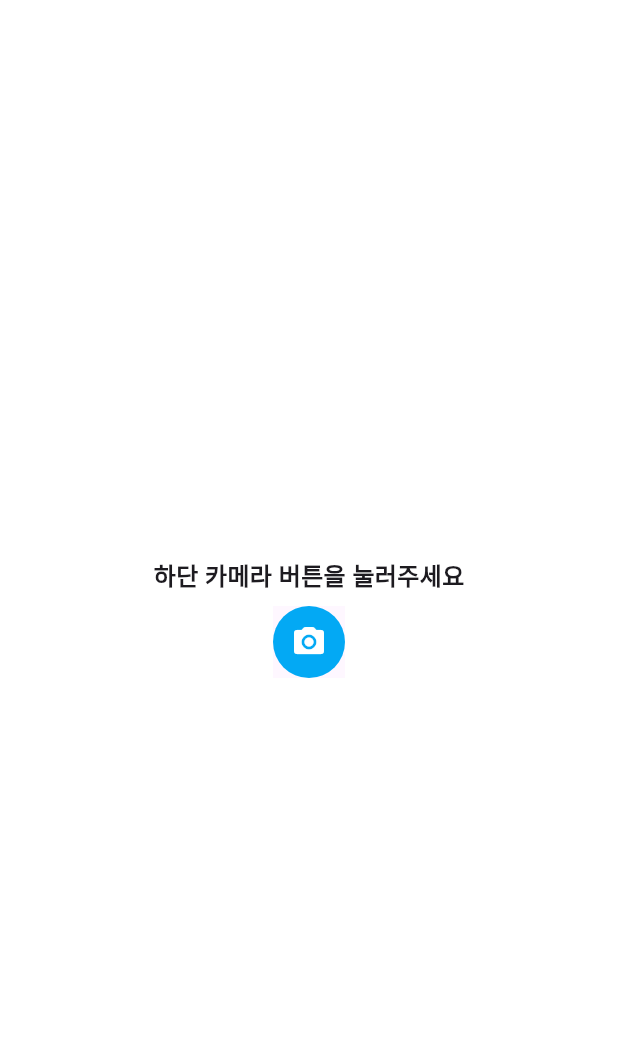
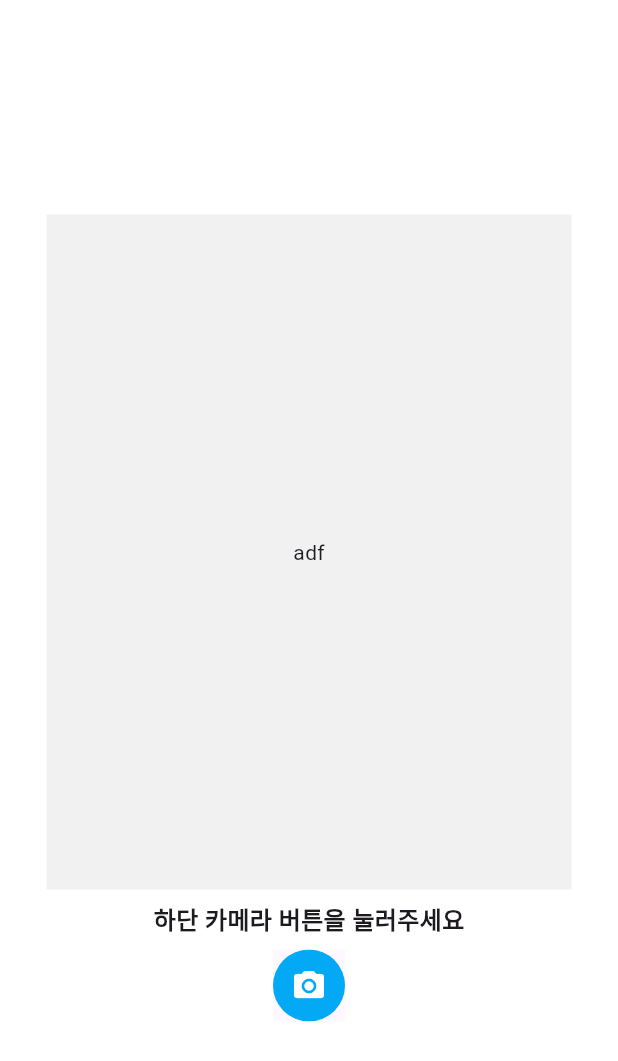
Before and after one commit to olleh365/camera_app, a Flutter app: the screen it shows after launch, after a tap on the "camera alt" icon, on a phone screen of 412 x 824 dp. Shown: the top 1061 px of the screen. Run offline on Flutter 3.47's test engine with Material 3 defaults, Android fonts, the phone set to English and light mode, and no system bars; our stand-ins replace gallery_saver, get, image_picker, permission_handler.

Commit message:
카메라 프리뷰 및 권한 기능 추가

```diff
--- /dev/null
+++ b/lib/camera_controller.dart
@@ -0,0 +1,15 @@
+import 'package:get/get.dart';
+import 'package:image_picker/image_picker.dart';
+
+class CameraController extends GetxController {
+  var imageFile = Rx<XFile?>(null);
+
+  final ImagePicker picker = ImagePicker();
+
+  Future<void> pickCamera() async {
+    final XFile? pickedFile = await picker.pickImage(source: ImageSource.camera);
+    if (pickedFile != null) {
+      imageFile.value = XFile(pickedFile.path);
+    }
+  }
+}
--- a/lib/home_screen.dart
+++ b/lib/home_screen.dart
@@ -1,11 +1,14 @@
+import 'dart:io';
 import 'package:flutter/material.dart';
-import 'package:image_picker/image_picker.dart';
 import 'package:gallery_saver/gallery_saver.dart';
 import 'package:permission_handler/permission_handler.dart';
+import 'package:get/get.dart';
+import 'camera_controller.dart';
 
 class HomeScreen extends StatelessWidget {
-  const HomeScreen({super.key});
-
+  HomeScreen({super.key});
+  final CameraController cameraController = Get.put(CameraController());
+  File? selectedImage;
   @override
   Widget build(BuildContext context) {
     return Scaffold(
@@ -17,6 +20,22 @@ class HomeScreen extends StatelessWidget {
             Column(
               mainAxisAlignment: MainAxisAlignment.center,
               children: [
+                Container(
+                  height: 450,
+                  width: 350,
+                  color: Color(0xFFF1F1F1),
+                  child: Obx(()=>
+                    cameraController.imageFile.value != null
+                        ? Image.file(
+                      selectedImage = File(cameraController.imageFile.value!.path),
+                      fit: BoxFit.fill,
+                    )
+                        : const Center(
+                      child: Text('adf'),
+                    )
+                  )
+                ),
+                const SizedBox(height: 8),
                 const Text(
                   '하단 카메라 버튼을 눌러주세요',
                   style: TextStyle(
@@ -50,38 +69,36 @@ class HomeScreen extends StatelessWidget {
 
   Future<void> _handleCameraPermission(BuildContext context) async {
     PermissionStatus status = await Permission.camera.status;
+    debugPrint('Initial camera permission status: $status');
 
     if (status.isGranted) {
-      // 카메라 접근이 허용되었을 때 카메라를 열고 사진을 찍습니다.
-      await _pickCamera();
-    } else if (status.isDenied) {
-      // 처음 거부했을 때 다시 권한 요청
+      debugPrint('Camera permission granted.');
+      await cameraController.pickCamera();
+    } else if (status.isDenied || status.isRestricted || status.isLimited || status.isPermanentlyDenied) {
+      // 권한이 제한된 상태 또는 거부된 경우
+      debugPrint('Requesting camera permission...');
       status = await Permission.camera.request();
+      debugPrint('New camera permission status: $status');
       if (status.isGranted) {
-        await _pickCamera(); // 권한이 다시 허용되었을 때 카메라 작동
+        await cameraController.pickCamera();
       } else if (status.isPermanentlyDenied) {
         if(context.mounted) {
-          // 권한이 영구적으로 거부되었을 때 설정으로 이동하는 바텀시트 생성
           _showPermissionBottomSheet(context);
         }
-      }
-    } else if (status.isPermanentlyDenied) {
-      if(context.mounted) {
-        // 이미 영구적으로 거부된 상태일 때 설정으로 이동하는 바텀시트 생성
-        _showPermissionBottomSheet(context);
       }
     }
   }
 
-  Future<void> _pickCamera() async {
-    final ImagePicker picker = ImagePicker();
-    final XFile? imageFile = await picker.pickImage(source: ImageSource.camera);
-
-    if (imageFile != null) {
-      await GallerySaver.saveImage(imageFile.path, albumName: 'MyAppAlbum');
-      debugPrint('Image saved to gallery: ${imageFile.path}');
-    }
-  }
+  // 사진 저장 기능
+  // Future<void> _pickCamera() async {
+  //   final ImagePicker picker = ImagePicker();
+  //   final XFile? imageFile = await picker.pickImage(source: ImageSource.camera);
+  //
+  //   if (imageFile != null) {
+  //     await GallerySaver.saveImage(imageFile.path, albumName: 'MyAppAlbum');
+  //     debugPrint('Image saved to gallery: ${imageFile.path}');
+  //   }
+  // }
 
   void _showPermissionBottomSheet(BuildContext context) {
     showModalBottomSheet(
--- a/lib/main.dart
+++ b/lib/main.dart
@@ -11,7 +11,7 @@ class MyApp extends StatelessWidget {
 
   @override
   Widget build(BuildContext context){
-    return const MaterialApp(
+    return MaterialApp(
       home: HomeScreen(),
     );
   }
--- a/pubspec.yaml
+++ b/pubspec.yaml
@@ -41,6 +41,7 @@ dependencies:
   gallery_saver: ^2.3.2
   camera_avfoundation: ^0.9.17+3
   permission_handler: ^11.3.1
+  get: ^4.6.6
 
 dev_dependencies:
   flutter_test:
```
Also changed, not shown: 4 other files.
